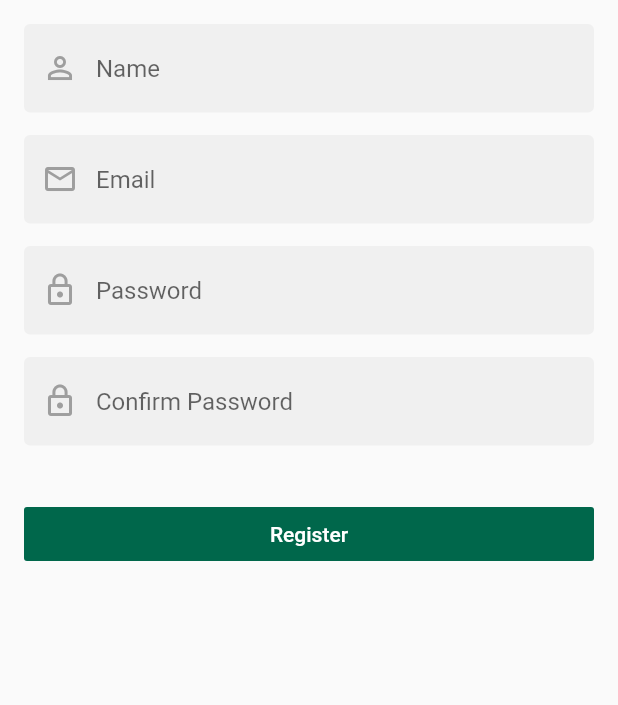
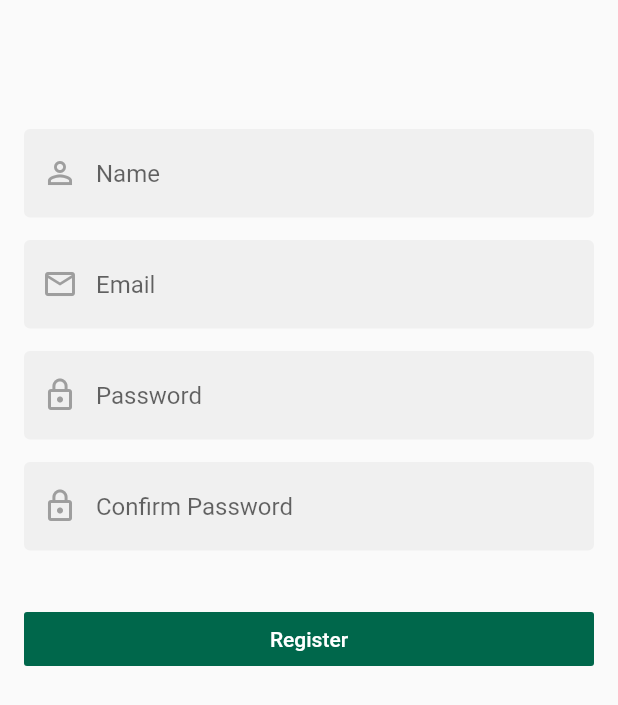
Before and after one commit to baileysp/humanaty, a Flutter app: the RegisterPage screen opened by its route, on a phone screen of 412 x 824 dp. Shown: the top 705 px of the screen. Run offline on Flutter 3.47's test engine with Material 2 defaults, Android fonts, the phone set to English and light mode, and no system bars; our stand-ins replace firebase_auth, google_sign_in; accounts and stored records are empty.

Commit message:
moved registration buttons down

```diff
--- a/lib/routes/register/register.dart
+++ b/lib/routes/register/register.dart
@@ -60,7 +60,7 @@ class _RegisterPageState extends State<RegisterPage>{
 
   Widget nameField(){
     return Padding(
-      padding: const EdgeInsets.fromLTRB(0, 0, 0, 0),
+      padding: const EdgeInsets.fromLTRB(0, 70.0, 0, 0),
       child: TextFormField(
          decoration: textInputDecoration.copyWith(
            hintText: "Name",
```
